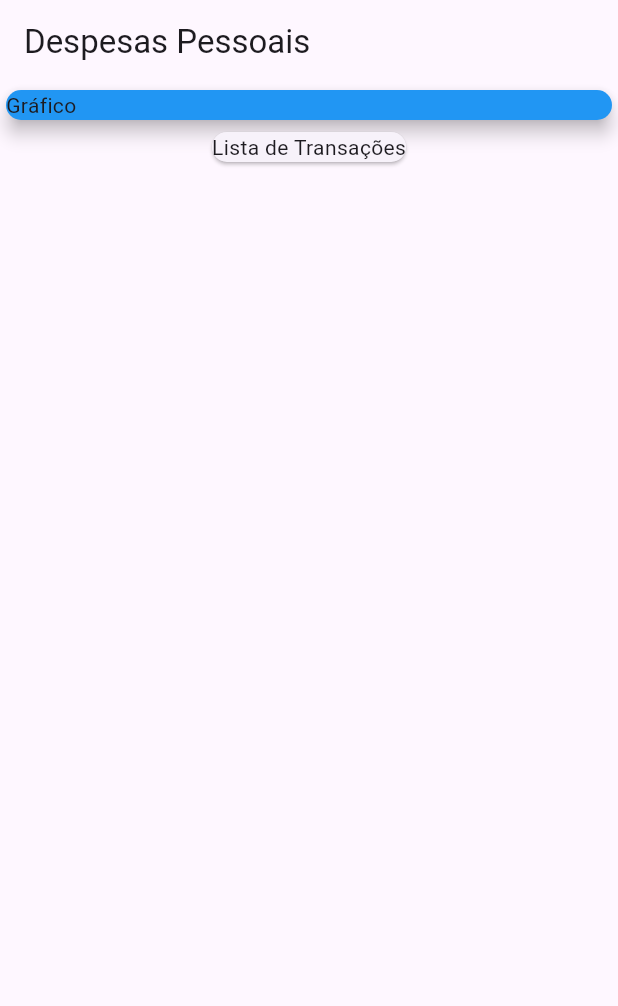
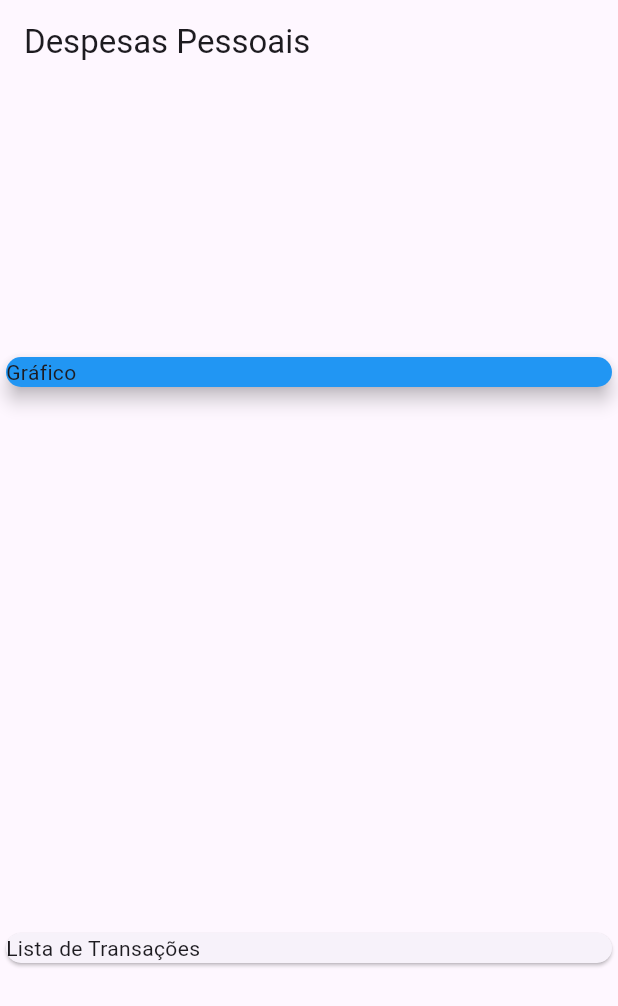
Before and after one commit to elias-ssouza/expenses_1.0, a Flutter app: the screen it shows after launch, on a phone screen of 412 x 824 dp. Shown: the top 1006 px of the screen. Run offline on Flutter 3.47's test engine with Material 3 defaults, Android fonts, the phone set to English and light mode, and no system bars.

```diff
--- a/lib/main.dart
+++ b/lib/main.dart
@@ -1,3 +1,4 @@
+import 'package:expenses/models/transaction.dart';
 import 'package:flutter/material.dart';
 
 main() => runApp(ExpensesApp());
@@ -13,15 +14,23 @@ class ExpensesApp extends StatelessWidget {
 }
 
   class MyHomePage extends StatelessWidget{
+    final _transactions = [
+      Transaction(
+        id: 't1', title: 'Tênis novo', value: 349.99, date: DateTime.now()),
+      Transaction(
+        id: 't2', title: 'Luz', value: 150.49, date: DateTime.now())
+    ];
+
     @override
     Widget build(BuildContext context){
       return Scaffold(
         appBar:AppBar(title: Text('Despesas Pessoais'),
         ),
         body: Column(
+          mainAxisAlignment: MainAxisAlignment.spaceAround,
+          crossAxisAlignment: CrossAxisAlignment.stretch,
           children: <Widget>[
             Container(
-              width: double.infinity,
               child: Card(
                 color: Colors.blue,
                 child: Text('Gráfico'),
--- /dev/null
+++ b/lib/models/transaction.dart
@@ -0,0 +1,13 @@
+class Transaction{
+  final String id;
+  final String title;
+  final double value;
+  final DateTime date;
+
+  Transaction({
+    required this.id,
+    required this.title,
+    required this.value,
+    required this.date,
+  });
+}
```
